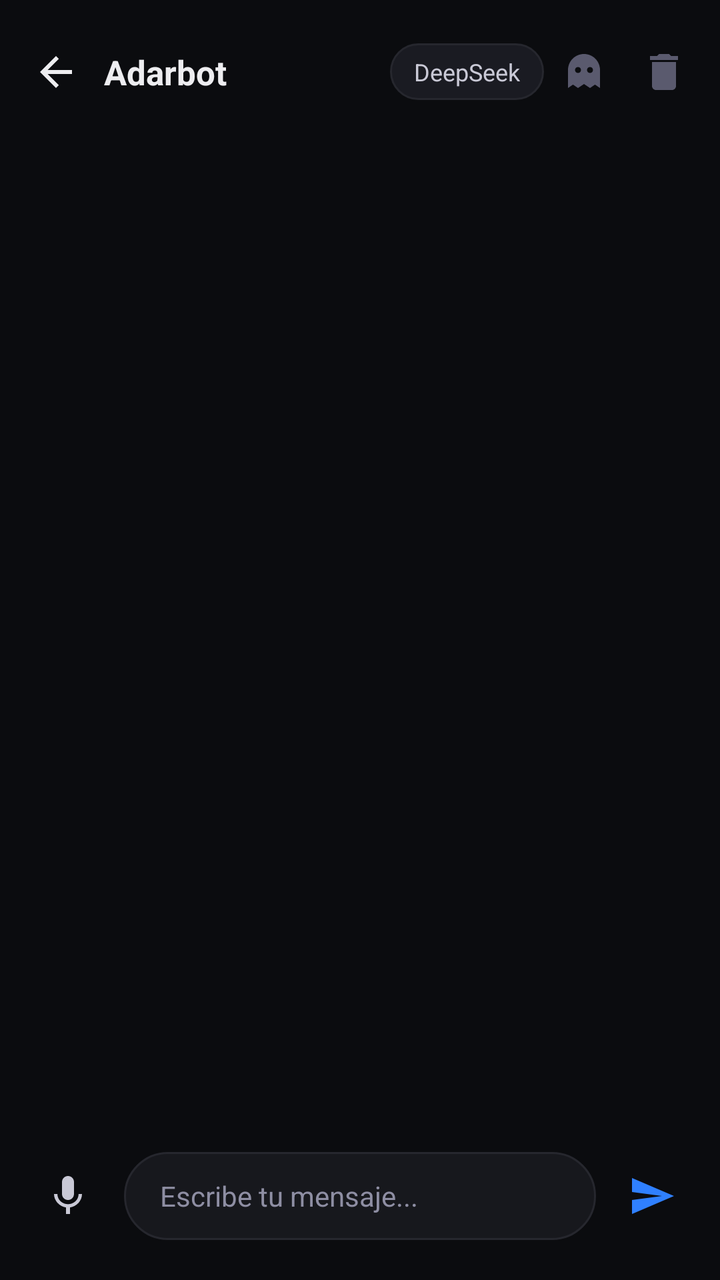
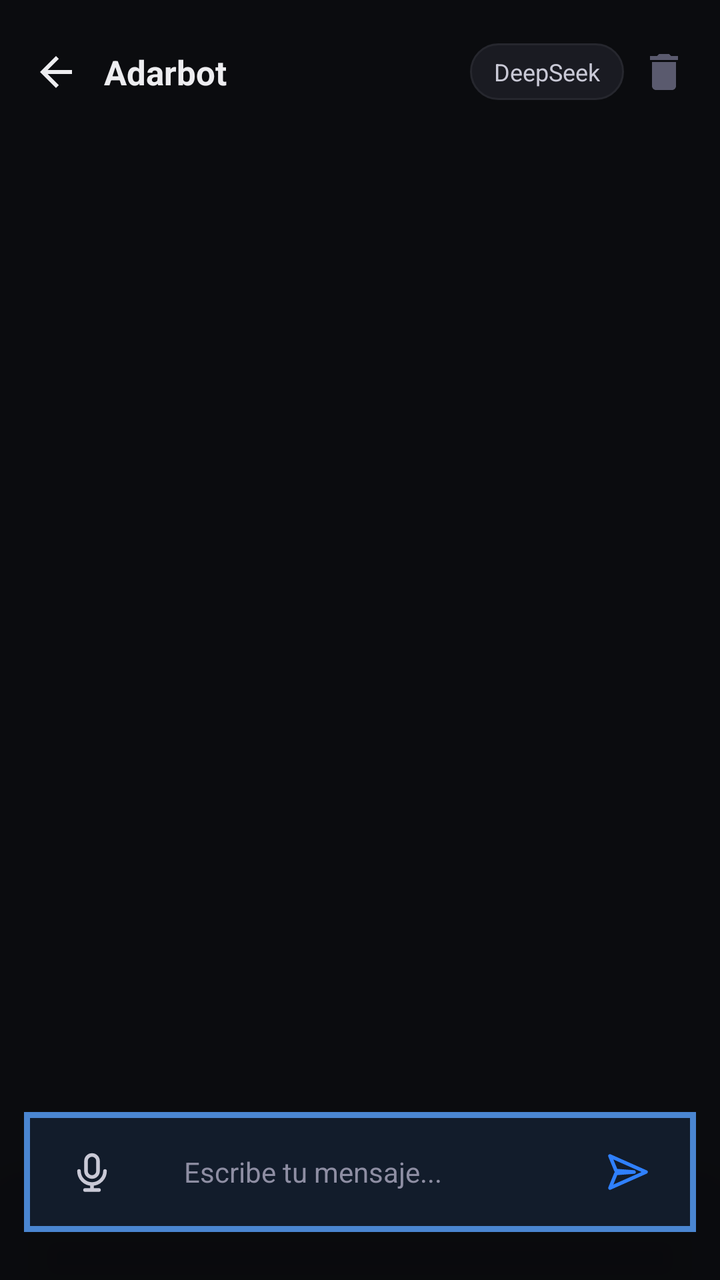

Two renders of the same Android screen: before a commit and after it. Below are the layout's source before the change and the commit's diff.
<!-- AndroidManifest.xml: activity theme Theme.NemotronVoiceIME -->
<!-- res/layout/activity_chat.xml -->
<?xml version="1.0" encoding="utf-8"?>
<LinearLayout xmlns:android="http://schemas.android.com/apk/res/android"
    android:layout_width="match_parent"
    android:layout_height="match_parent"
    android:background="#0B0C0F"
    android:orientation="vertical">

    <LinearLayout
        android:layout_width="match_parent"
        android:layout_height="wrap_content"
        android:gravity="center_vertical"
        android:orientation="horizontal"
        android:paddingLeft="8dp"
        android:paddingTop="16dp"
        android:paddingRight="8dp"
        android:paddingBottom="8dp">

        <ImageButton
            android:id="@+id/btnBack"
            android:layout_width="40dp"
            android:layout_height="40dp"
            android:background="?attr/selectableItemBackgroundBorderless"
            android:contentDescription="Volver"
            android:padding="8dp"
            android:src="@drawable/ic_back"
            android:tint="#EDEDF0" />

        <TextView
            android:id="@+id/convTitle"
            android:layout_width="0dp"
            android:layout_height="wrap_content"
            android:layout_weight="1"
            android:ellipsize="end"
            android:maxLines="1"
            android:paddingLeft="4dp"
            android:text="Adarbot"
            android:textColor="#EDEDF0"
            android:textSize="17sp"
            android:textStyle="bold" />

        <TextView
            android:id="@+id/modelChip"
            android:layout_width="wrap_content"
            android:layout_height="wrap_content"
            android:background="@drawable/bg_chip"
            android:paddingLeft="12dp"
            android:paddingTop="6dp"
            android:paddingRight="12dp"
            android:paddingBottom="6dp"
            android:text="DeepSeek"
            android:textColor="#C9C9D6"
            android:textSize="12sp" />

        <ImageButton
            android:id="@+id/btnIncognito"
            android:layout_width="40dp"
            android:layout_height="40dp"
            android:background="?attr/selectableItemBackgroundBorderless"
            android:contentDescription="Modo incognito"
            android:padding="10dp"
            android:src="@drawable/ic_ghost"
            android:tint="#5A5A6E" />

        <ImageButton
            android:id="@+id/btnDelete"
            android:layout_width="40dp"
            android:layout_height="40dp"
            android:background="?attr/selectableItemBackgroundBorderless"
            android:contentDescription="Eliminar conversacion"
            android:padding="10dp"
            android:src="@drawable/ic_trash"
            android:tint="#5A5A6E" />
    </LinearLayout>

    <androidx.recyclerview.widget.RecyclerView
        android:id="@+id/recyclerMessages"
        android:layout_width="match_parent"
        android:layout_height="0dp"
        android:layout_weight="1"
        android:clipToPadding="false"
        android:paddingBottom="8dp" />

    <LinearLayout
        android:layout_width="match_parent"
        android:layout_height="wrap_content"
        android:gravity="center_vertical"
        android:orientation="horizontal"
        android:paddingLeft="12dp"
        android:paddingTop="8dp"
        android:paddingRight="12dp"
        android:paddingBottom="20dp">

        <ImageButton
            android:id="@+id/btnMic"
            android:layout_width="44dp"
            android:layout_height="44dp"
            android:background="?attr/selectableItemBackgroundBorderless"
            android:contentDescription="Escribir por voz"
            android:padding="10dp"
            android:src="@drawable/ic_mic"
            android:tint="#C9C9D6" />

        <EditText
            android:id="@+id/inputField"
            android:layout_width="0dp"
            android:layout_height="44dp"
            android:layout_weight="1"
            android:layout_marginLeft="6dp"
            android:layout_marginRight="6dp"
            android:background="@drawable/bg_input"
            android:hint="Escribe tu mensaje..."
            android:imeOptions="actionSend"
            android:importantForAutofill="no"
            android:inputType="text"
            android:maxLines="1"
            android:paddingLeft="18dp"
            android:paddingRight="18dp"
            android:textColor="#EDEDF0"
            android:textColorHint="#8E8EA3"
            android:textSize="14sp" />

        <ImageButton
            android:id="@+id/btnSend"
            android:layout_width="44dp"
            android:layout_height="44dp"
            android:background="?attr/selectableItemBackgroundBorderless"
            android:contentDescription="Enviar"
            android:padding="10dp"
            android:src="@drawable/ic_send"
            android:tint="#2F80FF" />
    </LinearLayout>
</LinearLayout>
<!-- resources referenced by this layout -->
<resources>
  <!-- drawable bg_chip (drawable) -->
  <shape xmlns:android="http://schemas.android.com/apk/res/android"
      android:shape="rectangle">
      <solid android:color="#1A1B22" />
      <stroke android:width="1dp" android:color="#26272E" />
      <corners android:radius="18dp" />
  </shape>
  <!-- drawable bg_input (drawable) -->
  <shape xmlns:android="http://schemas.android.com/apk/res/android"
      android:shape="rectangle">
      <solid android:color="#17181D" />
      <stroke android:width="1dp" android:color="#26272E" />
      <corners android:radius="28dp" />
  </shape>
  <!-- drawable ic_back (drawable) -->
  <vector xmlns:android="http://schemas.android.com/apk/res/android"
      android:width="24dp"
      android:height="24dp"
      android:viewportWidth="24"
      android:viewportHeight="24">
      <path
          android:fillColor="#FFFFFFFF"
          android:pathData="M20,11L7.83,11l5.59,-5.59L12,4l-8,8 8,8 1.41,-1.41L7.83,13L20,13v-2z" />
  </vector>
  <!-- drawable ic_ghost (drawable) -->
  <vector xmlns:android="http://schemas.android.com/apk/res/android" android:width="24dp" android:height="24dp" android:viewportWidth="24" android:viewportHeight="24">
      <path android:fillColor="#FFFFFFFF" android:pathData="M12,3C7.58,3 4,6.58 4,11v9l2.5,-1.7L9,20l3,-2 3,2 2.5,-1.7L20,20v-9c0,-4.42 -3.58,-8 -8,-8zM9,12.5c-0.83,0 -1.5,-0.67 -1.5,-1.5S8.17,9.5 9,9.5s1.5,0.67 1.5,1.5S9.83,12.5 9,12.5zM15,12.5c-0.83,0 -1.5,-0.67 -1.5,-1.5S14.17,9.5 15,9.5s1.5,0.67 1.5,1.5S15.83,12.5 15,12.5z" />
  </vector>
  <!-- drawable ic_mic (drawable) -->
  <vector xmlns:android="http://schemas.android.com/apk/res/android"
      android:width="24dp"
      android:height="24dp"
      android:viewportWidth="24"
      android:viewportHeight="24">
      <path
          android:fillColor="#FFFFFFFF"
          android:pathData="M12,14c1.66,0 2.99,-1.34 2.99,-3L15,5c0,-1.66 -1.34,-3 -3,-3S9,3.34 9,5v6c0,1.66 1.34,3 3,3zM17.3,11c0,3 -2.54,5.1 -5.3,5.1S6.7,14 6.7,11L5,11c0,3.41 2.72,6.23 6,6.72L11,21h2v-3.28c3.28,-0.48 6,-3.3 6,-6.72h-1.7z" />
  </vector>
  <!-- drawable ic_send (drawable) -->
  <vector xmlns:android="http://schemas.android.com/apk/res/android"
      android:width="24dp"
      android:height="24dp"
      android:viewportWidth="24"
      android:viewportHeight="24">
      <path
          android:fillColor="#FFFFFFFF"
          android:pathData="M2.01,21L23,12 2.01,3 2,10l15,2 -15,2z" />
  </vector>
  <!-- drawable ic_trash (drawable) -->
  <vector xmlns:android="http://schemas.android.com/apk/res/android"
      android:width="24dp"
      android:height="24dp"
      android:viewportWidth="24"
      android:viewportHeight="24">
      <path
          android:fillColor="#FFFFFFFF"
          android:pathData="M6,19c0,1.1 0.9,2 2,2h8c1.1,0 2,-0.9 2,-2L18,7L6,7v12zM19,4h-3.5l-1,-1h-5l-1,1L5,4v2h14L19,4z" />
  </vector>
  <style name="Theme.NemotronVoiceIME" parent="Theme.Material3.DayNight.NoActionBar">
          <item name="colorPrimary">@color/accent</item>
          <item name="colorPrimaryVariant">@color/accent_dark</item>
          <item name="colorOnPrimary">@color/text_light</item>
          <item name="android:statusBarColor">@color/bg_primary</item>
      </style>
  <color name="accent">#76B900</color>
  <color name="accent_dark">#5A8C00</color>
  <color name="text_light">#FFFFFF</color>
  <color name="bg_primary">#1A1A2E</color>
</resources>

<!-- the commit's change to res/layout/activity_chat.xml (unified diff, before → after) -->
@@ -52,16 +52,6 @@
             android:textSize="12sp" />
 
         <ImageButton
-            android:id="@+id/btnIncognito"
-            android:layout_width="40dp"
-            android:layout_height="40dp"
-            android:background="?attr/selectableItemBackgroundBorderless"
-            android:contentDescription="Modo incognito"
-            android:padding="10dp"
-            android:src="@drawable/ic_ghost"
-            android:tint="#5A5A6E" />
-
-        <ImageButton
             android:id="@+id/btnDelete"
             android:layout_width="40dp"
             android:layout_height="40dp"
@@ -83,18 +73,25 @@
     <LinearLayout
         android:layout_width="match_parent"
         android:layout_height="wrap_content"
+        android:layout_marginLeft="12dp"
+        android:layout_marginRight="12dp"
+        android:layout_marginTop="14dp"
+        android:layout_marginBottom="24dp"
+        android:background="@drawable/bg_float_bar"
+        android:elevation="24dp"
+        android:translationZ="8dp"
         android:gravity="center_vertical"
         android:orientation="horizontal"
         android:paddingLeft="12dp"
         android:paddingTop="8dp"
         android:paddingRight="12dp"
-        android:paddingBottom="20dp">
+        android:paddingBottom="8dp">
 
         <ImageButton
             android:id="@+id/btnMic"
             android:layout_width="44dp"
             android:layout_height="44dp"
-            android:background="?attr/selectableItemBackgroundBorderless"
+            android:background="@android:color/transparent"
             android:contentDescription="Escribir por voz"
             android:padding="10dp"
             android:src="@drawable/ic_mic"
@@ -107,7 +104,7 @@
             android:layout_weight="1"
             android:layout_marginLeft="6dp"
             android:layout_marginRight="6dp"
-            android:background="@drawable/bg_input"
+            android:background="@android:color/transparent"
             android:hint="Escribe tu mensaje..."
             android:imeOptions="actionSend"
             android:importantForAutofill="no"
@@ -123,7 +120,7 @@
             android:id="@+id/btnSend"
             android:layout_width="44dp"
             android:layout_height="44dp"
-            android:background="?attr/selectableItemBackgroundBorderless"
+            android:background="@android:color/transparent"
             android:contentDescription="Enviar"
             android:padding="10dp"
             android:src="@drawable/ic_send"
<!-- resource entries referenced after the edit -->
@@ -7,12 +7,11 @@
       <stroke android:width="1dp" android:color="#26272E" />
       <corners android:radius="18dp" />
   </shape>
-  <!-- drawable bg_input (drawable) -->
-  <shape xmlns:android="http://schemas.android.com/apk/res/android"
-      android:shape="rectangle">
-      <solid android:color="#17181D" />
-      <stroke android:width="1dp" android:color="#26272E" />
-      <corners android:radius="28dp" />
+  <!-- drawable bg_float_bar (drawable) -->
+  <shape xmlns:android="http://schemas.android.com/apk/res/android" android:shape="rectangle">
+      <solid android:color="#121C2B" />
+      <stroke android:width="3dp" android:color="#4A86D1" />
+      <corners android:radius="0dp" />
   </shape>
   <!-- drawable ic_back (drawable) -->
   <vector xmlns:android="http://schemas.android.com/apk/res/android"
@@ -24,19 +23,13 @@
           android:fillColor="#FFFFFFFF"
           android:pathData="M20,11L7.83,11l5.59,-5.59L12,4l-8,8 8,8 1.41,-1.41L7.83,13L20,13v-2z" />
   </vector>
-  <!-- drawable ic_ghost (drawable) -->
-  <vector xmlns:android="http://schemas.android.com/apk/res/android" android:width="24dp" android:height="24dp" android:viewportWidth="24" android:viewportHeight="24">
-      <path android:fillColor="#FFFFFFFF" android:pathData="M12,3C7.58,3 4,6.58 4,11v9l2.5,-1.7L9,20l3,-2 3,2 2.5,-1.7L20,20v-9c0,-4.42 -3.58,-8 -8,-8zM9,12.5c-0.83,0 -1.5,-0.67 -1.5,-1.5S8.17,9.5 9,9.5s1.5,0.67 1.5,1.5S9.83,12.5 9,12.5zM15,12.5c-0.83,0 -1.5,-0.67 -1.5,-1.5S14.17,9.5 15,9.5s1.5,0.67 1.5,1.5S15.83,12.5 15,12.5z" />
-  </vector>
   <!-- drawable ic_mic (drawable) -->
   <vector xmlns:android="http://schemas.android.com/apk/res/android"
       android:width="24dp"
       android:height="24dp"
       android:viewportWidth="24"
       android:viewportHeight="24">
-      <path
-          android:fillColor="#FFFFFFFF"
-          android:pathData="M12,14c1.66,0 2.99,-1.34 2.99,-3L15,5c0,-1.66 -1.34,-3 -3,-3S9,3.34 9,5v6c0,1.66 1.34,3 3,3zM17.3,11c0,3 -2.54,5.1 -5.3,5.1S6.7,14 6.7,11L5,11c0,3.41 2.72,6.23 6,6.72L11,21h2v-3.28c3.28,-0.48 6,-3.3 6,-6.72h-1.7z" />
+      <path android:fillColor="@android:color/transparent" android:strokeColor="#FFFFFFFF" android:strokeWidth="1.8" android:strokeLineCap="round" android:pathData="M12,3.5a3,3 0,0 0,-3 3v5a3,3 0,0 0,6 0v-5a3,3 0,0 0,-3 -3M5.5,11.5a6.5,6.5 0,0 0,13 0M12,18v3M8.5,21h7" />
   </vector>
   <!-- drawable ic_send (drawable) -->
   <vector xmlns:android="http://schemas.android.com/apk/res/android"
@@ -44,9 +37,7 @@
       android:height="24dp"
       android:viewportWidth="24"
       android:viewportHeight="24">
-      <path
-          android:fillColor="#FFFFFFFF"
-          android:pathData="M2.01,21L23,12 2.01,3 2,10l15,2 -15,2z" />
+      <path android:fillColor="@android:color/transparent" android:strokeColor="#FFFFFFFF" android:strokeWidth="1.8" android:strokeLineJoin="round" android:pathData="M3,4l18,8 -18,8 3,-7.3L15,12 6,11.3z" />
   </vector>
   <!-- drawable ic_trash (drawable) -->
   <vector xmlns:android="http://schemas.android.com/apk/res/android"
